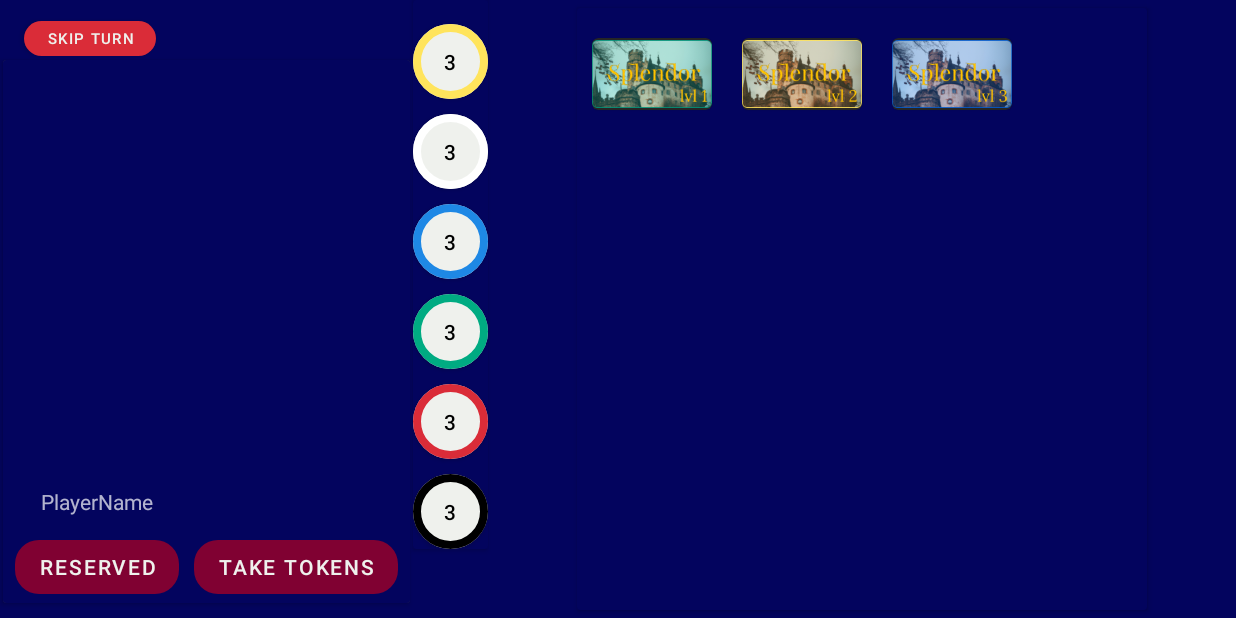
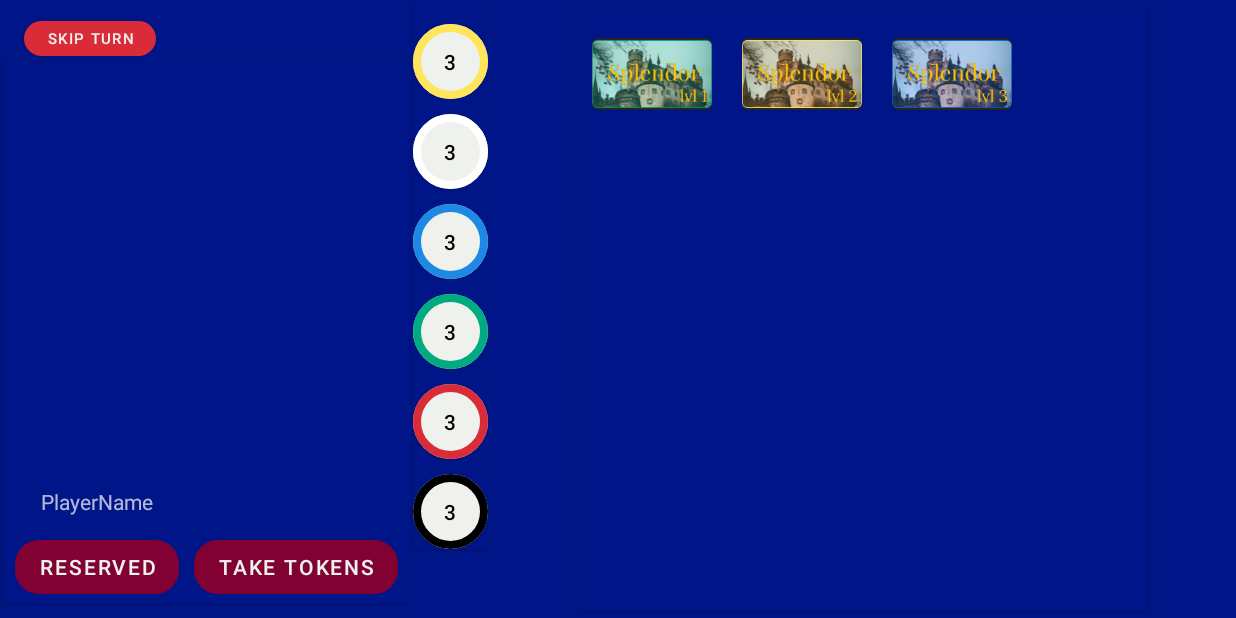
Before and after one commit to Splendor-Mobile-Game/ClientSide, an Android app: the GameActivity screen opened directly, with no data from a screen before it, on a phone screen of 824 x 412 dp (held sideways). Run offline under Robolectric (Android 15) with nearby library versions, the phone set to English and light mode, and no system bars; libraries missing offline, so code that uses them is left out: com.github.splendor_mobile_game.game, com.github.splendor_mobile_game.websocket, tech.gusavila92.websocketclient; 36 statements that could not run were skipped.

Commit message:
improved contrast problem in game activity

```diff
--- a/app/src/main/res/layout/activity_tutorial_activity.xml
+++ b/app/src/main/res/layout/activity_tutorial_activity.xml
@@ -5,7 +5,7 @@
     xmlns:tools="http://schemas.android.com/tools"
     android:layout_width="match_parent"
     android:layout_height="match_parent"
-    android:background="@color/backGroundColor">
+    android:background="@color/dark_blue">
 
     <ScrollView
         android:id="@+id/ScrollView"
@@ -19,7 +19,7 @@
     <androidx.constraintlayout.widget.ConstraintLayout
         android:layout_width="match_parent"
         android:layout_height="match_parent"
-        android:background="@color/backGroundColor">
+        android:background="@color/dark_blue">
         <TextView
             android:id="@+id/TitleSplendorGame"
             android:layout_width="wrap_content"
--- a/app/src/main/res/values/colors.xml
+++ b/app/src/main/res/values/colors.xml
@@ -13,7 +13,7 @@
     <color name="green">#FF00AB82</color>
     <color name="blue">#FF1E88E5</color>
     <color name="whiteSmoke">#FFEFF1ED</color>
-    <color name="backGroundColor">#FF03045E</color>
+    <color name="backGroundColor">#001688</color>
     <color name="marianBlue">#1E88E5</color>
     <color name="poppy">#DA2C38</color>
     <color name="maroon">#800132</color>
```
